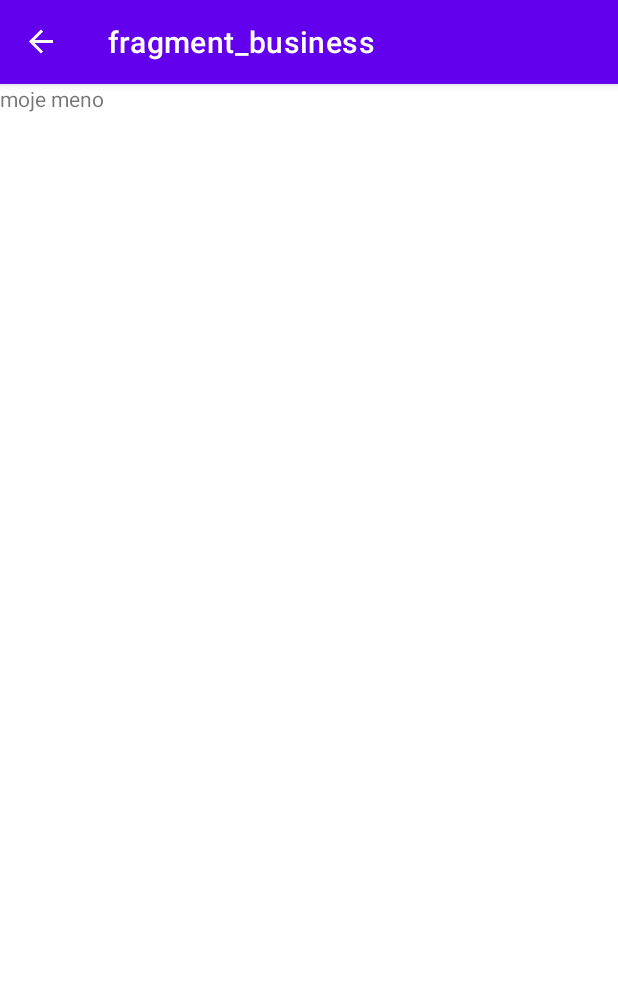
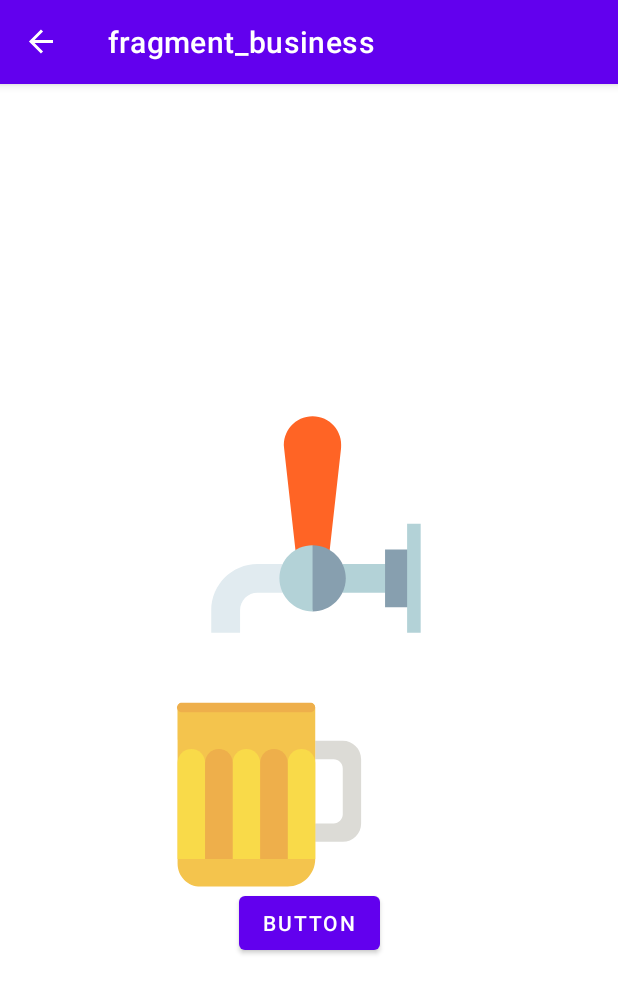
Before and after one commit to enivill/I-MOBV, an Android app: the screen it shows after launch (MainActivity), after a tap on "POTVRDIŤ", on a phone screen of 412 x 824 dp. Shown: the top 993 px of the screen. Run offline under Robolectric (Android 15) with nearby library versions, the phone set to English and light mode, and no system bars; our stand-ins replace navigation-ui.

Commit message:
pass data between destinations

```diff
--- a/app/src/main/java/sk/mobv/androidprojectschool/BusinessFragment.kt
+++ b/app/src/main/java/sk/mobv/androidprojectschool/BusinessFragment.kt
@@ -5,11 +5,11 @@ import androidx.fragment.app.Fragment
 import android.view.LayoutInflater
 import android.view.View
 import android.view.ViewGroup
-
-// TODO: Rename parameter arguments, choose names that match
-// the fragment initialization parameters, e.g. ARG_ITEM_NUMBER
-private const val ARG_PARAM1 = "param1"
-private const val ARG_PARAM2 = "param2"
+import android.widget.TextView
+import androidx.navigation.NavArgs
+import androidx.navigation.fragment.navArgs
+import sk.mobv.androidprojectschool.databinding.FragmentBusinessBinding
+import sk.mobv.androidprojectschool.databinding.FragmentFormBinding
 
 /**
  * A simple [Fragment] subclass.
@@ -17,43 +17,37 @@ private const val ARG_PARAM2 = "param2"
  * create an instance of this fragment.
  */
 class BusinessFragment : Fragment() {
-    // TODO: Rename and change types of parameters
-    private var param1: String? = null
-    private var param2: String? = null
+    private var _binding: FragmentBusinessBinding? = null
+    private val binding get() = _binding!!
+    private val args: BusinessFragmentArgs by navArgs()
 
-    override fun onCreate(savedInstanceState: Bundle?) {
-        super.onCreate(savedInstanceState)
-        arguments?.let {
-            param1 = it.getString(ARG_PARAM1)
-            param2 = it.getString(ARG_PARAM2)
-        }
-    }
 
     override fun onCreateView(
         inflater: LayoutInflater, container: ViewGroup?,
         savedInstanceState: Bundle?
     ): View? {
         // Inflate the layout for this fragment
-        return inflater.inflate(R.layout.fragment_business, container, false)
+        _binding = FragmentBusinessBinding.inflate(inflater, container, false)
+
+        return binding.root
     }
 
-    companion object {
-        /**
-         * Use this factory method to create a new instance of
-         * this fragment using the provided parameters.
-         *
-         * @param param1 Parameter 1.
-         * @param param2 Parameter 2.
-         * @return A new instance of fragment BusinessFragment.
-         */
-        // TODO: Rename and change types and number of parameters
-        @JvmStatic
-        fun newInstance(param1: String, param2: String) =
-            BusinessFragment().apply {
-                arguments = Bundle().apply {
-                    putString(ARG_PARAM1, param1)
-                    putString(ARG_PARAM2, param2)
-                }
-            }
+    override fun onViewCreated(view: View, savedInstanceState: Bundle?) {
+
+        // with BINDING
+        val businessName = args.businessName
+        val name = args.name
+        binding.frBusinessTvName.text = name.toString()
+        binding.frBusinessTvBusinessName.text = businessName.toString()
+
+        // without BINDING
+//        val nameTv: TextView = view.findViewById(R.id.fr_business_tv_name)
+//        val businessNameTv: TextView = view.findViewById(R.id.fr_business_tv_business_name)
+//        val name = args.name
+//        val businessName = args.businessName
+//        nameTv.text = name.toString()
+//        businessNameTv.text = businessName.toString()
     }
+
+
 }
--- a/app/src/main/java/sk/mobv/androidprojectschool/FormFragment.kt
+++ b/app/src/main/java/sk/mobv/androidprojectschool/FormFragment.kt
@@ -5,34 +5,19 @@ import androidx.fragment.app.Fragment
 import android.view.LayoutInflater
 import android.view.View
 import android.view.ViewGroup
+import android.widget.EditText
 import androidx.navigation.findNavController
 import sk.mobv.androidprojectschool.databinding.FragmentFormBinding
 
-// TODO: Rename parameter arguments, choose names that match
-// the fragment initialization parameters, e.g. ARG_ITEM_NUMBER
-private const val ARG_PARAM1 = "param1"
-private const val ARG_PARAM2 = "param2"
-
-/**
- * A simple [Fragment] subclass.
- * Use the [FormFragment.newInstance] factory method to
- * create an instance of this fragment.
- */
-class FormFragment : Fragment(){
-
-
+class FormFragment : Fragment() {
     private var _binding: FragmentFormBinding? = null
     private val binding get() = _binding!!
 
 
-    override fun onCreate(savedInstanceState: Bundle?) {
-        super.onCreate(savedInstanceState)
-    }
-
     override fun onCreateView(
         inflater: LayoutInflater, container: ViewGroup?,
         savedInstanceState: Bundle?
-    ): View? {
+    ): View {
         // Inflate the layout for this fragment
         _binding = FragmentFormBinding.inflate(inflater, container, false)
 
@@ -41,9 +26,35 @@ class FormFragment : Fragment(){
 
     override fun onViewCreated(view: View, savedInstanceState: Bundle?) {
         super.onViewCreated(view, savedInstanceState)
-        binding.btnFormSubmit.setOnClickListener {
-            val action = FormFragmentDirections.actionFormFragmentToBusinessFragment()
+
+        // with BINDING
+        binding.frFormBtSubmit.setOnClickListener {
+            val action = FormFragmentDirections.actionFormFragmentToBusinessFragment(
+                name = binding.frFormEtName.text.toString(),
+                businessName = binding.frFormEtBusinessName.text.toString(),
+                latitude = binding.frFormEtLatitude.text.toString(),
+                longitude = binding.frFormEtLongitude.text.toString()
+            )
             view.findNavController().navigate(action)
+
+            //Without BINDING
+//            val nameEt: EditText = requireView().findViewById(R.id.fr_form_et_name)
+//            val businessNameEt: EditText = requireView().findViewById(R.id.fr_form_et_business_name)
+//            val latitudeEt: EditText = requireView().findViewById(R.id.fr_form_et_latitude)
+//            val longitudeEt: EditText = requireView().findViewById(R.id.fr_form_et_longitude)
+//
+//            val name = nameEt.text.toString()
+//            val businessName = businessNameEt.text.toString()
+//            val latitude = latitudeEt.text.toString()
+//            val longitude = longitudeEt.text.toString()
+//
+//            val action = FormFragmentDirections.actionFormFragmentToBusinessFragment(
+//                name,
+//                businessName,
+//                latitude,
+//                longitude
+//            )
+//            view.findNavController().navigate(action)
         }
     }
 }
--- a/app/src/main/res/layout/fragment_business.xml
+++ b/app/src/main/res/layout/fragment_business.xml
@@ -1,35 +1,59 @@
 <?xml version="1.0" encoding="utf-8"?>
-<FrameLayout xmlns:android="http://schemas.android.com/apk/res/android"
+<androidx.constraintlayout.widget.ConstraintLayout xmlns:android="http://schemas.android.com/apk/res/android"
+    xmlns:app="http://schemas.android.com/apk/res-auto"
     xmlns:tools="http://schemas.android.com/tools"
-    xmlns:app="http://schemas.android.com/apk/res-auto"
     android:layout_width="match_parent"
     android:layout_height="match_parent"
+    android:padding="@dimen/fragment_padding"
     tools:context=".BusinessFragment">
 
     <!-- TODO: Update blank fragment layout -->
+
     <TextView
-        android:layout_width="match_parent"
-        android:layout_height="match_parent"
-        android:text="@string/business_name" />
+        android:id="@+id/fr_business_tv_name"
+        android:layout_width="wrap_content"
+        android:layout_height="wrap_content"
+        android:text="TextView"
+        app:layout_constraintEnd_toEndOf="parent"
+        app:layout_constraintStart_toStartOf="parent"
+        app:layout_constraintTop_toTopOf="parent" />
 
-<!--    <com.airbnb.lottie.LottieAnimationView-->
-<!--        android:id="@+id/animation_view"-->
-<!--        android:layout_width="0dp"-->
-<!--        android:layout_height="0dp"-->
-<!--        android:layout_marginStart="32dp"-->
-<!--        android:layout_marginEnd="32dp"-->
-<!--        android:adjustViewBounds="true"-->
-<!--        app:lottie_rawRes="@raw/beer_refill"-->
-<!--        app:layout_constraintBottom_toBottomOf="parent"-->
-<!--        app:layout_constraintDimensionRatio="1:1"-->
-<!--        app:layout_constraintEnd_toEndOf="parent"-->
-<!--        app:layout_constraintStart_toStartOf="parent"-->
-<!--        app:layout_constraintTop_toTopOf="parent"-->
-<!--        app:layout_constraintVertical_bias="0.4"-->
-<!--        app:lottie_loop="false"-->
-<!--        app:lottie_speed="1"-->
-<!--        tools:ignore="ContentDescription" />-->
+    <TextView
+        android:id="@+id/fr_business_tv_business_name"
+        android:layout_width="wrap_content"
+        android:layout_height="wrap_content"
+        android:layout_marginTop="@dimen/text_top_margin"
+        android:text="TextView"
+        app:layout_constraintEnd_toEndOf="parent"
+        app:layout_constraintStart_toStartOf="parent"
+        app:layout_constraintTop_toBottomOf="@+id/fr_business_tv_name" />
+
+    <Button
+        android:id="@+id/fr_business_bt_map"
+        android:layout_width="wrap_content"
+        android:layout_height="wrap_content"
+        android:text="Button"
+        app:layout_constraintEnd_toEndOf="parent"
+        app:layout_constraintStart_toStartOf="parent"
+        app:layout_constraintTop_toBottomOf="@+id/animation_view" />
+
+    <com.airbnb.lottie.LottieAnimationView
+        android:id="@+id/animation_view"
+        android:layout_width="0dp"
+        android:layout_height="0dp"
+        android:layout_marginStart="32dp"
+        android:layout_marginEnd="32dp"
+        android:adjustViewBounds="true"
+        app:layout_constraintBottom_toBottomOf="parent"
+        app:layout_constraintDimensionRatio="1:1"
+        app:layout_constraintEnd_toEndOf="parent"
+        app:layout_constraintStart_toStartOf="parent"
+        app:layout_constraintTop_toBottomOf="@+id/fr_business_tv_business_name"
+        app:layout_constraintVertical_bias="0.4"
+        app:lottie_loop="false"
+        app:lottie_rawRes="@raw/beer_refill"
+        app:lottie_speed="1"
+        tools:ignore="ContentDescription" />
 
 
-
-</FrameLayout>
+</androidx.constraintlayout.widget.ConstraintLayout>
--- a/app/src/main/res/navigation/nav_graph.xml
+++ b/app/src/main/res/navigation/nav_graph.xml
@@ -18,5 +18,18 @@
         android:id="@+id/businessFragment"
         android:name="sk.mobv.androidprojectschool.BusinessFragment"
         android:label="fragment_business"
-        tools:layout="@layout/fragment_business" />
+        tools:layout="@layout/fragment_business" >
+        <argument
+            android:name="name"
+            app:argType="string" />
+        <argument
+            android:name="business_name"
+            app:argType="string" />
+        <argument
+            android:name="latitude"
+            app:argType="string" />
+        <argument
+            android:name="longitude"
+            app:argType="string" />
+    </fragment>
 </navigation>
--- a/app/src/main/res/values/dimens.xml
+++ b/app/src/main/res/values/dimens.xml
@@ -1,4 +1,6 @@
 <?xml version="1.0" encoding="utf-8"?>
 <resources>
     <dimen name="edit_text">12dp</dimen>
+    <dimen name="fragment_padding">16dp</dimen>
+    <dimen name="text_top_margin">20dp</dimen>
 </resources>
--- a/app/src/main/res/values/strings.xml
+++ b/app/src/main/res/values/strings.xml
@@ -11,7 +11,9 @@
     <string name="form_button">Potvrdiť</string>
 
 <!--    Business Fragment-->
-    <string name="business_name">moje meno</string>
-    <string name="business_business">podnik</string>
+    <string name="business_name">{name}</string>
+    <string name="business_business_name">{business_name}</string>
     <string name="business_button">Ukáž na mape</string>
+
+
 </resources>
--- a/build.gradle
+++ b/build.gradle
@@ -1,11 +1,14 @@
 // Top-level build file where you can add configuration options common to all sub-projects/modules.
 
 buildscript {
+    repositories {
+        google()
+    }
     ext {
         nav_version = "2.5.2"
     }
     dependencies {
-        classpath "androidx.navigation:navigation-safe-args-gradle-plugin:$nav_version"
+        classpath("androidx.navigation:navigation-safe-args-gradle-plugin:$nav_version")
     }
 }
 plugins {
```
Also changed, not shown: app/src/main/res/layout/fragment_form.xml (+19 -19 lines).
